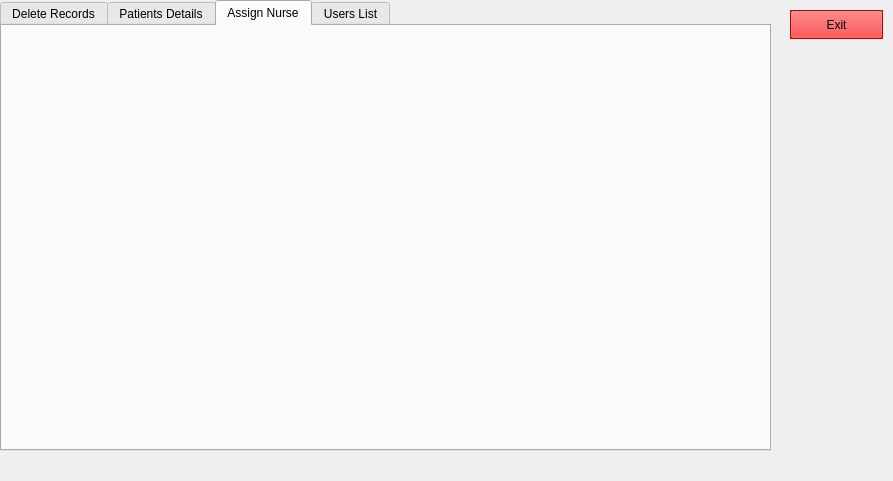
This is HMS/admin.ui in moazelshafey/HMS_CSLab as Qt 5 draws it before an edit. The edited form follows.
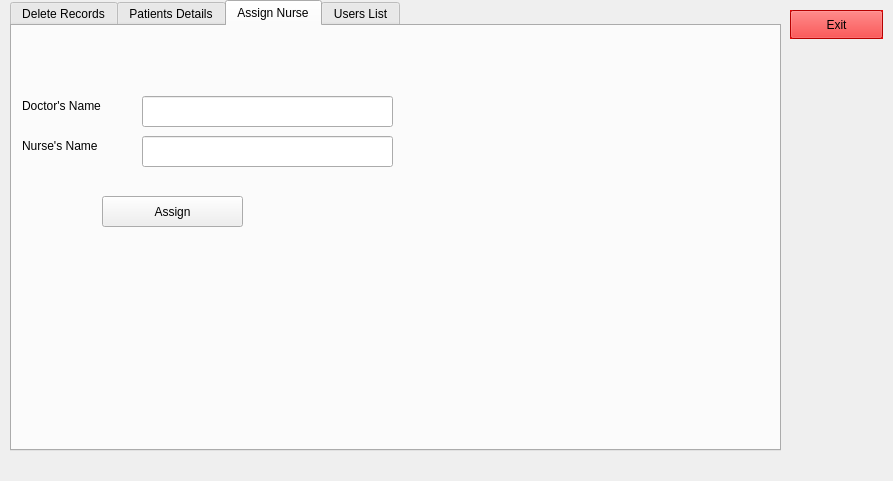
This is the edited form. The open tabs and pages were chosen to show the change. Icons and pictures are not drawn.

Commit message: nurse+patietn design

Diff of the .ui file:
```diff
--- a/HMS/admin.ui
+++ b/HMS/admin.ui
@@ -16,7 +16,7 @@
   <widget class="QTabWidget" name="hometab">
    <property name="geometry">
     <rect>
-     <x>0</x>
+     <x>10</x>
      <y>0</y>
      <width>771</width>
      <height>451</height>
@@ -94,6 +94,65 @@
     <attribute name="title">
      <string>Assign Nurse</string>
     </attribute>
+    <widget class="QLineEdit" name="DoctorName">
+     <property name="geometry">
+      <rect>
+       <x>130</x>
+       <y>70</y>
+       <width>251</width>
+       <height>31</height>
+      </rect>
+     </property>
+    </widget>
+    <widget class="QLineEdit" name="NurseName">
+     <property name="geometry">
+      <rect>
+       <x>130</x>
+       <y>110</y>
+       <width>251</width>
+       <height>31</height>
+      </rect>
+     </property>
+    </widget>
+    <widget class="QLabel" name="label_2">
+     <property name="geometry">
+      <rect>
+       <x>10</x>
+       <y>70</y>
+       <width>111</width>
+       <height>20</height>
+      </rect>
+     </property>
+     <property name="text">
+      <string>Doctor's Name</string>
+     </property>
+    </widget>
+    <widget class="QLabel" name="label_3">
+     <property name="geometry">
+      <rect>
+       <x>10</x>
+       <y>110</y>
+       <width>121</width>
+       <height>20</height>
+      </rect>
+     </property>
+     <property name="text">
+      <string>Nurse's Name</string>
+     </property>
+    </widget>
+    <widget class="QPushButton" name="Assign">
+     <property name="geometry">
+      <rect>
+       <x>90</x>
+       <y>170</y>
+       <width>141</width>
+       <height>31</height>
+      </rect>
+     </property>
+     <property name="text">
+      <string>Assign</string>
+     </property>
+    </widget>
    </widget>
    <widget class="QWidget" name="tab_3">
     <attribute name="title">
```
Left out of the diff: 6 changed lines with no effect on the pictures. The commit also changes 15 other files.
